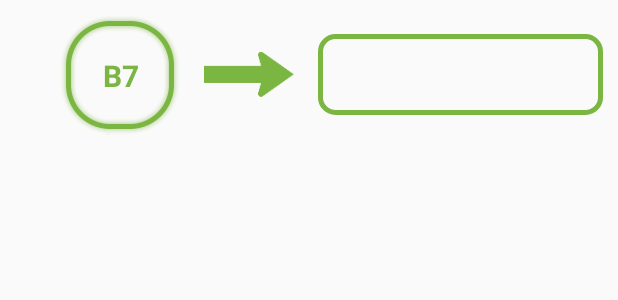
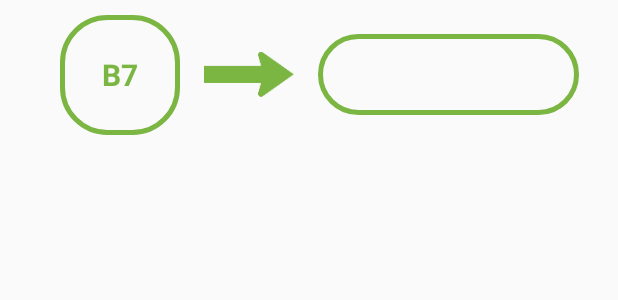
Before and after one commit to daydreamer219/AndroidMysmartlineV4-master, an Android app: the layout row_panel.xml on its own in the app's theme, with its tools: preview values and no code run, on a phone screen of 412 x 824 dp. Shown: the top 300 px of the screen. Run offline under Robolectric (Android 15) with nearby library versions, the phone set to English and light mode, and no system bars.

Commit message:
very tired

```diff
--- a/app/src/main/res/drawable-mdpi/btn_border.xml
+++ b/app/src/main/res/drawable-mdpi/btn_border.xml
@@ -6,8 +6,8 @@
         android:width="3dp"
         android:color="@color/defaultThemeColor" />
     <corners
-        android:bottomLeftRadius="10dp"
-        android:bottomRightRadius="10dp"
-        android:topLeftRadius="10dp"
-        android:topRightRadius="10dp" />
+        android:bottomLeftRadius="30dp"
+        android:bottomRightRadius="30dp"
+        android:topLeftRadius="30dp"
+        android:topRightRadius="30dp" />
 </shape>
--- a/app/src/main/res/layout/row_panel.xml
+++ b/app/src/main/res/layout/row_panel.xml
@@ -10,14 +10,15 @@
         android:layout_height="match_parent"
         android:gravity="center_vertical"
         android:orientation="horizontal"
-        android:layout_marginLeft="@dimen/line_padding">
+        android:layout_marginLeft="@dimen/line_padding"
+        android:layout_marginRight="@dimen/activity_vertical_margin">
 
         <LinearLayout
             android:layout_width="@dimen/btn_back_width"
             android:layout_height="@dimen/btn_back_width"
             android:gravity="center"
             android:orientation="vertical"
-            android:background="@drawable/ic_panel"
+            android:background="@drawable/btn_border"
             >
             <TextView
                 android:layout_width="match_parent"
```
